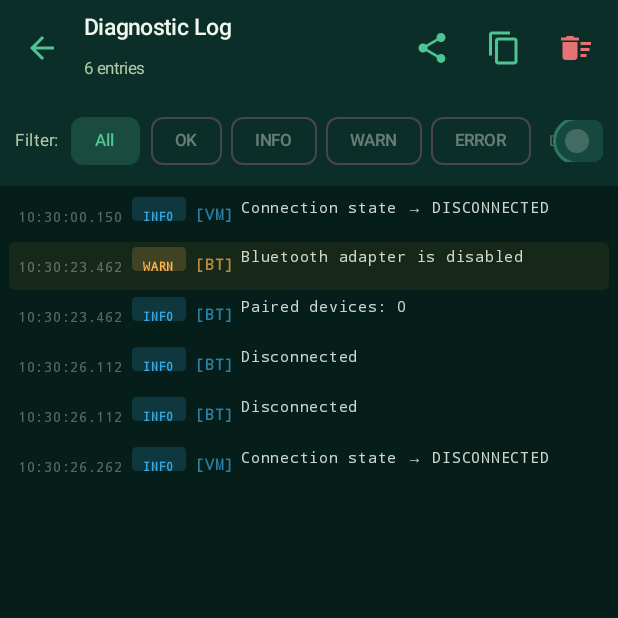
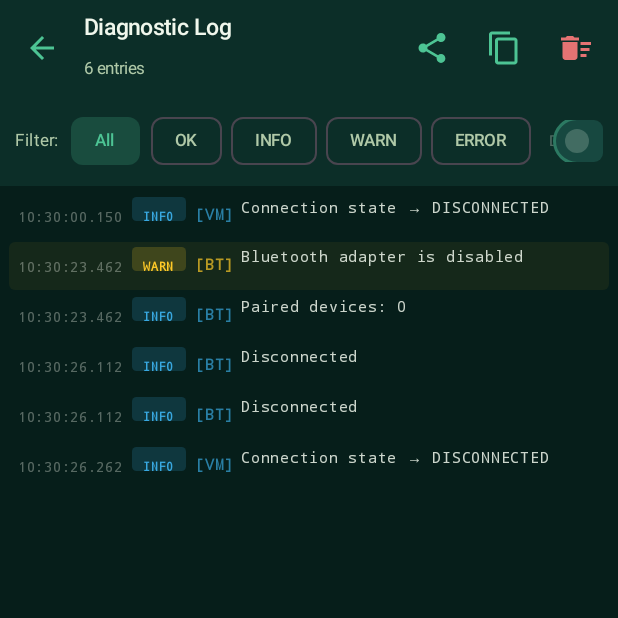
Before and after one commit to RFSAT/ShimmerENACT, an Android app built with Jetpack Compose: the LogScreen screen opened through its navigation route, on a phone screen of 412 x 824 dp, the top half of it. Run offline under Robolectric (Android 15) with nearby library versions, the light colour scheme and no system bars; our stand-ins replace Shimmer.

Commit message:
Improve log UI & robust BT inquiry parsing
Bump app version to 1.1.3 (versionCode 5) and update CHANGELOG. Rework ShimmerBluetoothManager.readResponseWithTimeout to perform blocking reads: first read the fixed header, then read the exact channel list, wrapped with withTimeoutOrNull. This fixes truncated inquiry responses and makes inquiry parsing robust; also adjusts BT log levels and reduces noisy per-packet debug output while adding concise first-packet/raw logging. Revamp LogScreen to poll AppLog.entries on a 250ms snapshot (prevents 250Hz UI thrash), preserve manual scroll (auto-scroll only when already at bottom), add a Jump-to-Bottom FAB, use instant scrollToItem for jumps, and tidy up UI/clipboard/export formatting and level colors.

```diff
--- a/app/build.gradle
+++ b/app/build.gradle
@@ -12,8 +12,8 @@ android {
         applicationId "com.rfsat.shimmerenact"
         minSdk 26
         targetSdk 34
-        versionCode 3
-        versionName "1.1.1"
+        versionCode 5
+        versionName "1.1.3"
 
         testInstrumentationRunner "androidx.test.runner.AndroidJUnitRunner"
         vectorDrawables {
--- a/app/src/main/java/com/rfsat/shimmerenact/ui/screens/LogScreen.kt
+++ b/app/src/main/java/com/rfsat/shimmerenact/ui/screens/LogScreen.kt
@@ -5,11 +5,9 @@ import android.content.ClipboardManager
 import android.content.Context
 import android.content.Intent
 import android.widget.Toast
-import androidx.compose.animation.*
 import androidx.compose.foundation.*
 import androidx.compose.foundation.layout.*
 import androidx.compose.foundation.lazy.*
-import androidx.compose.foundation.shape.CircleShape
 import androidx.compose.foundation.shape.RoundedCornerShape
 import androidx.compose.material.icons.Icons
 import androidx.compose.material.icons.filled.*
@@ -21,47 +19,63 @@ import androidx.compose.ui.graphics.Color
 import androidx.compose.ui.platform.LocalContext
 import androidx.compose.ui.text.font.FontFamily
 import androidx.compose.ui.text.font.FontWeight
-import androidx.compose.ui.text.style.TextOverflow
 import androidx.compose.ui.unit.dp
 import androidx.compose.ui.unit.sp
 import com.rfsat.shimmerenact.data.repository.AppLog
 import com.rfsat.shimmerenact.data.repository.LogEntry
 import com.rfsat.shimmerenact.data.repository.LogLevel
 import com.rfsat.shimmerenact.ui.theme.*
+import kotlinx.coroutines.delay
 import kotlinx.coroutines.launch
 
 @OptIn(ExperimentalMaterial3Api::class)
 @Composable
 fun LogScreen(onBack: () -> Unit) {
     val context = LocalContext.current
-    val entries by AppLog.entries.collectAsState()
 
-    // Filter state
-    var showDebug by remember { mutableStateOf(false) }
+    // ── Filter state ──────────────────────────────────────────────────────────
+    var showDebug   by remember { mutableStateOf(false) }
     var filterLevel by remember { mutableStateOf<LogLevel?>(null) }
 
-    val filtered = remember(entries, showDebug, filterLevel) {
-        entries.filter { e ->
+    // ── Snapshot entries on a 250ms timer instead of recomposing on every BT packet ──
+    // AppLog.entries fires at up to 250 Hz during streaming.  Polling at 250ms
+    // gives a responsive-feeling log without burning the UI thread.
+    var snapshot by remember { mutableStateOf(AppLog.entries.value) }
+    LaunchedEffect(Unit) {
+        while (true) {
+            delay(250)
+            snapshot = AppLog.entries.value
+        }
+    }
+
+    val filtered = remember(snapshot, showDebug, filterLevel) {
+        snapshot.filter { e ->
             (showDebug || e.level != LogLevel.DEBUG) &&
             (filterLevel == null || e.level == filterLevel)
         }
     }
 
-    val listState = rememberLazyListState()
+    // ── Scroll state ──────────────────────────────────────────────────────────
+    val listState    = rememberLazyListState()
+    val coroutineScope = rememberCoroutineScope()
 
-    // Auto-scroll to bottom only when user hasn't scrolled up manually
+    // Track whether the user is already at the bottom
     val isAtBottom by remember {
         derivedStateOf {
-            val layoutInfo = listState.layoutInfo
-            val lastVisible = layoutInfo.visibleItemsInfo.lastOrNull()?.index ?: 0
-            val totalItems = layoutInfo.totalItemsCount
-            totalItems == 0 || lastVisible >= totalItems - 2
+            val info = listState.layoutInfo
+            val last = info.visibleItemsInfo.lastOrNull()?.index ?: 0
+            info.totalItemsCount == 0 || last >= info.totalItemsCount - 2
         }
     }
 
+    // Auto-scroll only when already at the bottom; use instant scroll (no animation)
+    // to avoid fighting the user who may have scrolled up to read old messages.
+    val prevSize = remember { mutableIntStateOf(0) }
     LaunchedEffect(filtered.size) {
-        if (filtered.isNotEmpty() && isAtBottom) {
-            listState.animateScrollToItem(filtered.size - 1)
+        val grew = filtered.size > prevSize.intValue
+        prevSize.intValue = filtered.size
+        if (grew && isAtBottom && filtered.isNotEmpty()) {
+            listState.scrollToItem(filtered.size - 1)
         }
     }
 
@@ -70,8 +84,8 @@ fun LogScreen(onBack: () -> Unit) {
             TopAppBar(
                 title = {
                     Column {
-                        Text("Diagnostic Log", color = EnactOnSurface, fontSize = 15.sp,
-                            fontWeight = FontWeight.SemiBold)
+                        Text("Diagnostic Log", color = EnactOnSurface,
+                            fontSize = 15.sp, fontWeight = FontWeight.SemiBold)
                         Text("${filtered.size} entries", fontSize = 11.sp,
                             color = EnactOnSurfaceDim)
                     }
@@ -82,7 +96,6 @@ fun LogScreen(onBack: () -> Unit) {
                     }
                 },
                 actions = {
-                    // Share / export
                     IconButton(onClick = {
                         val text = AppLog.exportText()
                         val intent = Intent(Intent.ACTION_SEND).apply {
@@ -94,15 +107,16 @@ fun LogScreen(onBack: () -> Unit) {
                     }) {
                         Icon(Icons.Default.Share, "Share log", tint = EnactGreen)
                     }
-                    // Copy all
                     IconButton(onClick = {
-                        val cm = context.getSystemService(Context.CLIPBOARD_SERVICE) as ClipboardManager
-                        cm.setPrimaryClip(ClipData.newPlainText("ShimmerENACT Log", AppLog.exportText()))
-                        Toast.makeText(context, "Log copied to clipboard", Toast.LENGTH_SHORT).show()
+                        val cm = context.getSystemService(Context.CLIPBOARD_SERVICE)
+                            as ClipboardManager
+                        cm.setPrimaryClip(
+                            ClipData.newPlainText("ShimmerENACT Log", AppLog.exportText()))
+                        Toast.makeText(context, "Log copied to clipboard",
+                            Toast.LENGTH_SHORT).show()
                     }) {
                         Icon(Icons.Default.ContentCopy, "Copy", tint = EnactGreen)
                     }
-                    // Clear
                     IconButton(onClick = { AppLog.clear() }) {
                         Icon(Icons.Default.DeleteSweep, "Clear log", tint = EnactError)
                     }
@@ -114,9 +128,10 @@ fun LogScreen(onBack: () -> Unit) {
     ) { padding ->
 
         Box(modifier = Modifier.padding(padding).fillMaxSize()) {
+
             Column(modifier = Modifier.fillMaxSize()) {
 
-            // ── Filter bar ────────────────────────────────────────────────────
+                // ── Filter bar ────────────────────────────────────────────────
                 Row(
                     modifier = Modifier
                         .fillMaxWidth()
@@ -127,7 +142,6 @@ fun LogScreen(onBack: () -> Unit) {
                 ) {
                     Text("Filter:", fontSize = 11.sp, color = EnactOnSurfaceDim)
 
-                // "All" chip
                     FilterChip(
                         selected = filterLevel == null,
                         onClick = { filterLevel = null },
@@ -138,7 +152,8 @@ fun LogScreen(onBack: () -> Unit) {
                             labelColor = EnactOnSurfaceDim
                         )
                     )
-                listOf(LogLevel.OK, LogLevel.INFO, LogLevel.WARN, LogLevel.ERROR).forEach { lvl ->
+                    listOf(LogLevel.OK, LogLevel.INFO, LogLevel.WARN, LogLevel.ERROR)
+                        .forEach { lvl ->
                         FilterChip(
                             selected = filterLevel == lvl,
                             onClick = { filterLevel = if (filterLevel == lvl) null else lvl },
@@ -146,7 +161,7 @@ fun LogScreen(onBack: () -> Unit) {
                             colors = FilterChipDefaults.filterChipColors(
                                 selectedContainerColor = levelColor(lvl).copy(alpha = 0.2f),
                                 selectedLabelColor = levelColor(lvl),
-                            labelColor = EnactOnSurface.copy(alpha = 0.4f)
+                                labelColor = EnactOnSurfaceDim
                             )
                         )
                     }
@@ -162,7 +177,8 @@ fun LogScreen(onBack: () -> Unit) {
                             .padding(horizontal = 6.dp, vertical = 2.dp)
                     ) {
                         Text("DBG", fontSize = 10.sp,
-                        color = if (showDebug) Color(0xFF888888) else EnactOnSurface.copy(alpha = 0.3f))
+                            color = if (showDebug) Color(0xFF888888)
+                                    else EnactOnSurface.copy(alpha = 0.3f))
                         Spacer(Modifier.width(4.dp))
                         Switch(
                             checked = showDebug,
@@ -178,7 +194,7 @@ fun LogScreen(onBack: () -> Unit) {
                     }
                 }
 
-            // ── Log list ──────────────────────────────────────────────────────
+                // ── Log list ──────────────────────────────────────────────────
                 if (filtered.isEmpty()) {
                     Box(Modifier.fillMaxSize(), contentAlignment = Alignment.Center) {
                         Column(horizontalAlignment = Alignment.CenterHorizontally) {
@@ -187,32 +203,40 @@ fun LogScreen(onBack: () -> Unit) {
                                 modifier = Modifier.size(52.dp))
                             Spacer(Modifier.height(10.dp))
                             Text("No log entries",
-                            color = EnactOnSurface.copy(alpha = 0.3f), fontSize = 15.sp)
+                                color = EnactOnSurface.copy(alpha = 0.3f),
+                                fontSize = 15.sp)
                             Text("Connect to a sensor to start logging",
-                            color = EnactOnSurface.copy(alpha = 0.2f), fontSize = 12.sp)
+                                color = EnactOnSurface.copy(alpha = 0.2f),
+                                fontSize = 12.sp)
                         }
                     }
                 } else {
                     LazyColumn(
                         state = listState,
                         modifier = Modifier.fillMaxSize(),
-                    contentPadding = PaddingValues(horizontal = 6.dp, vertical = 4.dp),
+                        contentPadding = PaddingValues(
+                            horizontal = 6.dp, vertical = 4.dp),
                         verticalArrangement = Arrangement.spacedBy(1.dp)
                     ) {
-                    items(filtered, key = { it.id }) { entry ->
-                        LogEntryRow(entry = entry, context = context)
+                        items(
+                            count = filtered.size,
+                            key = { filtered[it].id }
+                        ) { idx ->
+                            LogEntryRow(
+                                entry = filtered[idx],
+                                context = context
+                            )
                         }
                     }
                 }
             }
 
-        // "Jump to bottom" button — visible when scrolled up
+            // ── Jump-to-bottom FAB ────────────────────────────────────────────
             if (!isAtBottom && filtered.isNotEmpty()) {
-            val coroutineScope = rememberCoroutineScope()
                 SmallFloatingActionButton(
                     onClick = {
                         coroutineScope.launch {
-                        listState.animateScrollToItem(filtered.size - 1)
+                            listState.scrollToItem(filtered.size - 1)
                         }
                     },
                     modifier = Modifier
@@ -225,15 +249,15 @@ fun LogScreen(onBack: () -> Unit) {
                         modifier = Modifier.size(20.dp))
                 }
             }
-    }   // Box
-    }   // Scaffold
+        }   // end Box
+    }   // end Scaffold
 }
 
 // ─── Single log row ───────────────────────────────────────────────────────────
 
 @Composable
 fun LogEntryRow(entry: LogEntry, context: Context) {
-    val color = levelColor(entry.level)
+    val color   = levelColor(entry.level)
     val bgColor = when (entry.level) {
         LogLevel.ERROR -> EnactError.copy(alpha = 0.08f)
         LogLevel.WARN  -> EnactWarning.copy(alpha = 0.06f)
@@ -249,8 +273,11 @@ fun LogEntryRow(entry: LogEntry, context: Context) {
             .combinedClickable(
                 onClick = {},
                 onLongClick = {
-                    val cm = context.getSystemService(Context.CLIPBOARD_SERVICE) as ClipboardManager
-                    cm.setPrimaryClip(ClipData.newPlainText("log", "${entry.timeStr} [${entry.tag}] ${entry.message}"))
+                    val cm = context.getSystemService(Context.CLIPBOARD_SERVICE)
+                        as ClipboardManager
+                    cm.setPrimaryClip(ClipData.newPlainText(
+                        "log",
+                        "[${entry.timeStr}] ${entry.level.name} [${entry.tag}] ${entry.message}"))
                     Toast.makeText(context, "Copied", Toast.LENGTH_SHORT).show()
                 }
             )
@@ -307,7 +334,9 @@ fun LogEntryRow(entry: LogEntry, context: Context) {
                     entry.message,
                     fontSize = 10.sp,
                     color = if (entry.level == LogLevel.DEBUG)
-                        EnactOnSurfaceDim else EnactOnSurface.copy(alpha = 0.85f),
+                        EnactOnSurface.copy(alpha = 0.45f)
+                    else
+                        EnactOnSurface.copy(alpha = 0.85f),
                     fontFamily = FontFamily.Monospace,
                     lineHeight = 14.sp
                 )
@@ -321,7 +350,7 @@ fun LogEntryRow(entry: LogEntry, context: Context) {
 fun levelColor(level: LogLevel): Color = when (level) {
     LogLevel.DEBUG -> Color(0xFF888888)
     LogLevel.INFO  -> Color(0xFF39A8E0)
-    LogLevel.OK    -> Color(0xFF43AF81)
-    LogLevel.WARN  -> Color(0xFFFFB74D)
-    LogLevel.ERROR -> Color(0xFFCF6679)
+    LogLevel.OK    -> Color(0xFF4DC494)
+    LogLevel.WARN  -> Color(0xFFFFCA28)
+    LogLevel.ERROR -> Color(0xFFE57373)
 }
```
Also changed, not shown: app/src/main/java/com/rfsat/shimmerenact/data/bluetooth/ShimmerBluetoothManager.kt (+29 -32 lines), 1 other file. Lines whose indentation alone changed are shown as unchanged.
